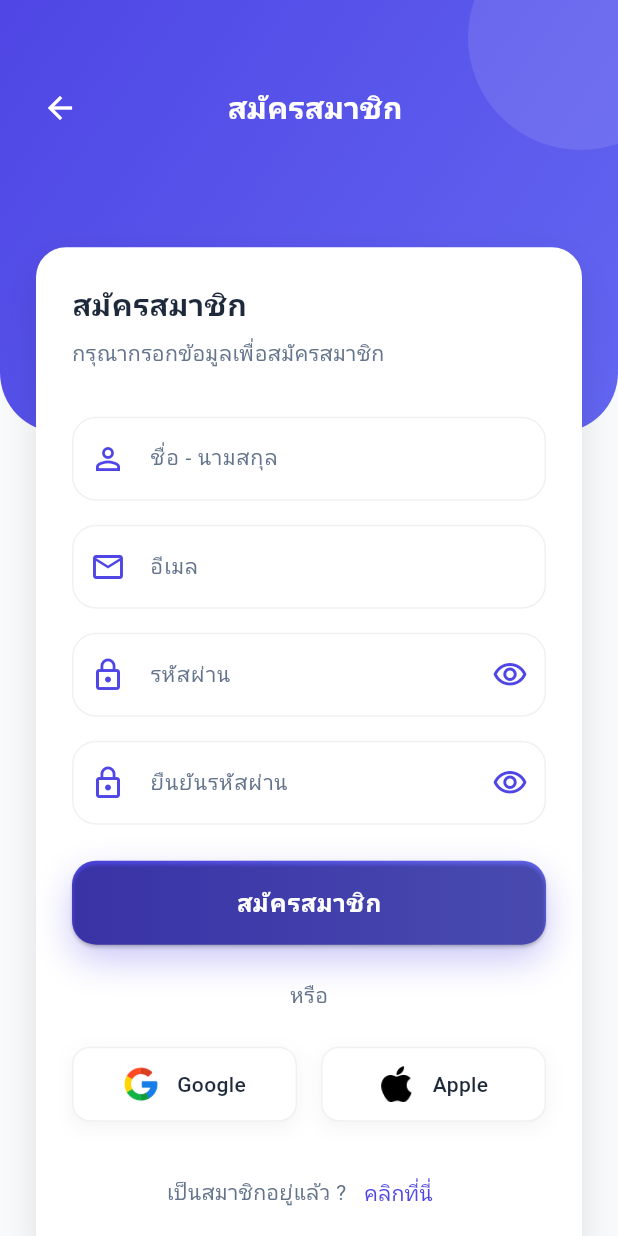
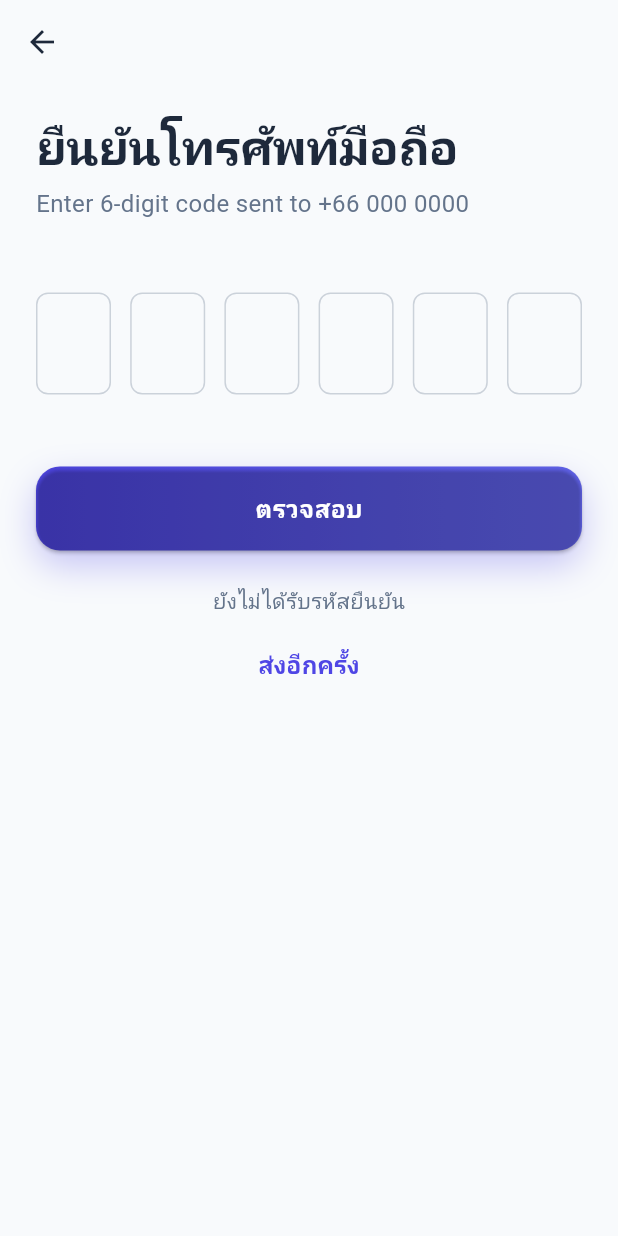
Before and after one commit to kalamell/suckshop, a Flutter app: the SignUpScreen screen opened directly, after a tap on "สมัครสมาชิก", on a phone screen of 412 x 824 dp. Run offline on Flutter 3.47's test engine with Material 3 defaults, Android fonts, the phone set to English and light mode, and no system bars; Roboto replaces fonts that are missing (Poppins).

Commit message:
add verify phone

```diff
--- a/lib/screens/auth/signup_screen.dart
+++ b/lib/screens/auth/signup_screen.dart
@@ -1,4 +1,5 @@
 import 'package:appecommerce/screens/auth/login_screen.dart';
+import 'package:appecommerce/screens/auth/verify_screen.dart';
 import 'package:appecommerce/screens/welcome_screen.dart';
 import 'package:appecommerce/theme/theme.dart';
 import 'package:appecommerce/widgets/custom_text_field.dart';
@@ -193,7 +194,11 @@ class SignUpScreen extends StatelessWidget {
                         SizedBox(height: 24,),
                         GradientButton(
                           text: "สมัครสมาชิก",
-                          onPressed: () {},
+                          onPressed: () {
+                            Navigator.push(context,
+                              MaterialPageRoute(builder: (context) => VerifyScreen(),),
+                            );
+                          },
                         ),
                         SizedBox(height: 24,),
                         Center(
--- /dev/null
+++ b/lib/screens/auth/verify_screen.dart
@@ -0,0 +1,202 @@
+import 'package:appecommerce/theme/theme.dart';
+import 'package:appecommerce/widgets/gradient_button.dart';
+import 'package:flutter/material.dart';
+import 'package:flutter/services.dart';
+
+class VerifyScreen extends StatefulWidget {
+  const VerifyScreen({super.key});
+
+  @override
+  State<VerifyScreen> createState() => _VerifyScreenState();
+}
+
+class _VerifyScreenState extends State<VerifyScreen> {
+  final int otpLength = 6;
+  final List<TextEditingController> _controllers = [];
+  final List<FocusNode> _focusNodes = [];
+
+  bool _isVerifying =false;
+  int _resendTimer = 30;
+  bool _canResend = true;
+
+  @override
+  void initState() {
+    super.initState();
+    for(int i = 0; i < otpLength; i++) {
+      _controllers.add(TextEditingController());
+      _focusNodes.add(FocusNode());
+    }
+    _startResendTimer();
+  }
+
+  void _startResendTimer() {
+    Future.delayed(Duration(seconds: 1), () {
+      if(!mounted) return;
+      setState(() {
+        if(_resendTimer > 0) {
+          _resendTimer--;
+          _startResendTimer();
+        } else {
+          _canResend = true;
+          _isVerifying = false;
+        }
+
+
+      });
+
+
+    });
+  }
+
+  void _verifyOTP() {
+    String otp = _controllers.map((controller) => controller.text).join();
+    if(otp.length == otpLength) {
+      setState(() => _isVerifying = true);
+      Future.delayed(Duration(seconds: 2),() {
+        if(!mounted) return;
+      });
+    }
+  }
+
+  @override
+  void dispose() {
+    for(var controller in _controllers) {
+      controller.dispose();
+    }
+    for(var node in _focusNodes) {
+      node.dispose();
+    }
+
+    super.dispose();
+  }
+
+  @override
+  Widget build(BuildContext context) {
+    return Scaffold(
+      appBar: AppBar(
+        backgroundColor: Colors.transparent,
+        elevation: 0,
+        leading: IconButton(
+          onPressed: () {
+            Navigator.pop(context);
+          },
+          icon: Icon(
+            Icons.arrow_back,
+            color: AppTheme.textPrimary,
+          ),
+        )
+      ),
+      body: SingleChildScrollView(
+        child: Padding(
+          padding: EdgeInsets.all(24),
+          child: Column(
+            crossAxisAlignment: CrossAxisAlignment.start,
+            children: [
+              Text(
+                "ยืนยันโทรศัพท์มือถือ",
+                style: Theme.of(context).textTheme.displayLarge
+              ),
+              SizedBox(height: 8,),
+              Text("Enter 6-digit code sent to +66 000 0000",
+                style: TextStyle(
+                  fontSize: 16,
+                  color: AppTheme.textSecondary
+                )
+              ),
+              SizedBox(height: 48,),
+              Row(
+                mainAxisAlignment: MainAxisAlignment.spaceBetween,
+                children: List.generate(otpLength, (index) => SizedBox(
+                    width: 50,
+                    child: TextField(
+                      controller: _controllers[index],
+                      focusNode: _focusNodes[index],
+                      textAlign: TextAlign.center,
+                      keyboardType: TextInputType.number,
+                      maxLength: 1,
+                      style: TextStyle(
+                        fontSize: 24
+                      ),
+                      decoration: InputDecoration(
+                        counterText: "",
+                        enabledBorder: OutlineInputBorder(
+                          borderRadius: BorderRadius.circular(8),
+                          borderSide: BorderSide(
+                            color: AppTheme.textSecondary.withOpacity(0.3)
+                          )
+                        ),
+                        focusedBorder: OutlineInputBorder(
+                          borderRadius: BorderRadius.circular(8),
+                          borderSide: BorderSide(
+                            color: AppTheme.primaryColor
+                          ),
+                        ),
+                      ),
+                      inputFormatters: [
+                        FilteringTextInputFormatter.digitsOnly,
+                      ],
+                      onChanged: (value) {
+                        if (value.isNotEmpty) {
+                          if(index < otpLength -1) {
+                            _focusNodes[index+1].requestFocus();
+                          } else {
+                            _focusNodes[index].unfocus();
+                            _verifyOTP();
+                          }
+                        } else if(index>0) {
+                          _focusNodes[index-1].requestFocus();
+                        }
+                      },
+                    ),
+                  ),
+                )
+              ),
+              SizedBox(height: 48,),
+              GradientButton(
+                text: _isVerifying ? "กำลังตรวจสอบ" : "ตรวจสอบ",
+                onPressed: () {
+                  if(_isVerifying) {
+                    _verifyOTP();
+                  }
+                },
+              ),
+              SizedBox(height: 24,),
+              Center(
+                child: Column(
+                  children: [
+                    Text(
+                      "ยังไม่ได้รับรหัสยืนยัน",
+                      style: TextStyle(
+                        fontSize: 14,
+                        color: AppTheme.textSecondary
+                      )
+                    ),
+                    SizedBox(height: 8,),
+                    TextButton(onPressed: _canResend ? (){
+                      setState(() {
+                        _canResend = false;
+                        _resendTimer = 30;
+                      }
+                      );
+                      _startResendTimer();
+                    } : null,
+                      child: Text(
+                        _canResend ? "ส่งอีกครั้ง" : "ส่งอีกครั้งภายใน ${_resendTimer}",
+                        style: TextStyle(
+                          color: _canResend ? AppTheme.primaryColor : AppTheme.textSecondary,
+                          fontSize: 16,
+                          fontWeight: FontWeight.w600
+                        )
+                      )
+                    )
+                  ],
+                ),
+              )
+
+            ],
+          ),
+        ),
+      )
+    );
+  }
+}
```
Also changed, not shown: 1 other file.
